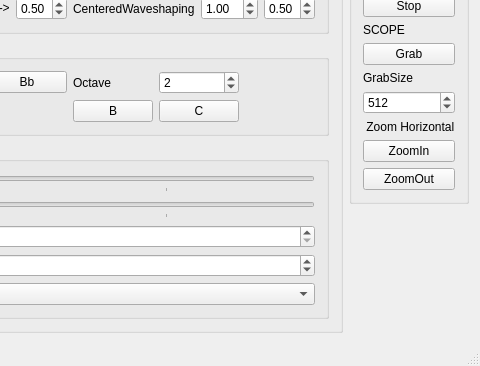
The window that Synth1/mainwindow.ui (djeemie2000/SynthPlayground) describes before a commit, drawn with Qt 5; both pictures show x 988 to 1468 and y 209 to 575 of the 1468 by 575 pixel window.
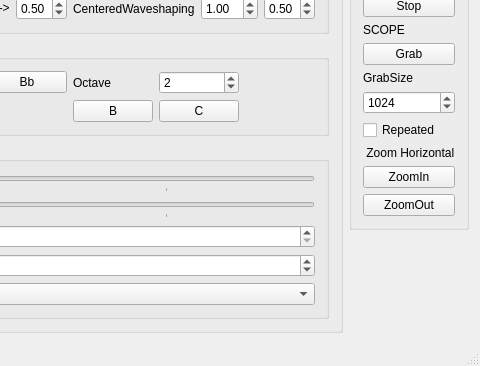
The same window after the commit.

Commit message: Scope: auto grab option, better default size

What changed in the file:
```diff
--- a/Synth1/mainwindow.ui
+++ b/Synth1/mainwindow.ui
@@ -697,7 +697,14 @@
           <number>4096</number>
          </property>
          <property name="value">
-          <number>512</number>
+          <number>1024</number>
+         </property>
+        </widget>
+       </item>
+       <item>
+        <widget class="QCheckBox" name="checkBox_ScopeGrabRepeated">
+         <property name="text">
+          <string>Repeated</string>
          </property>
         </widget>
        </item>
```
The commit also changes 2 other files.
